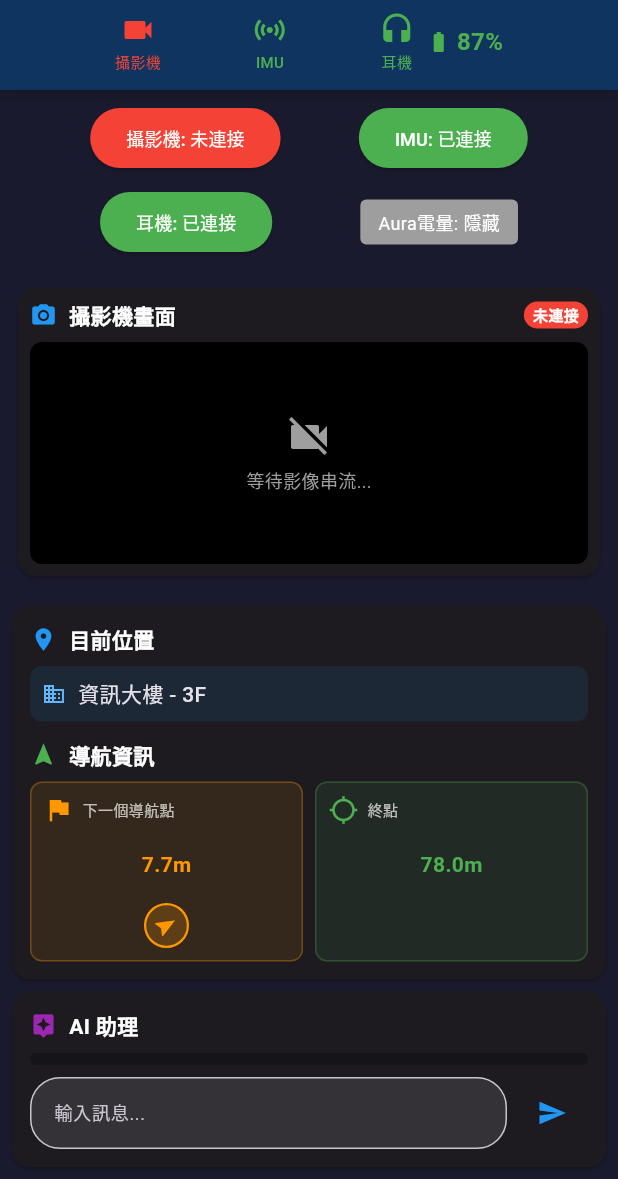
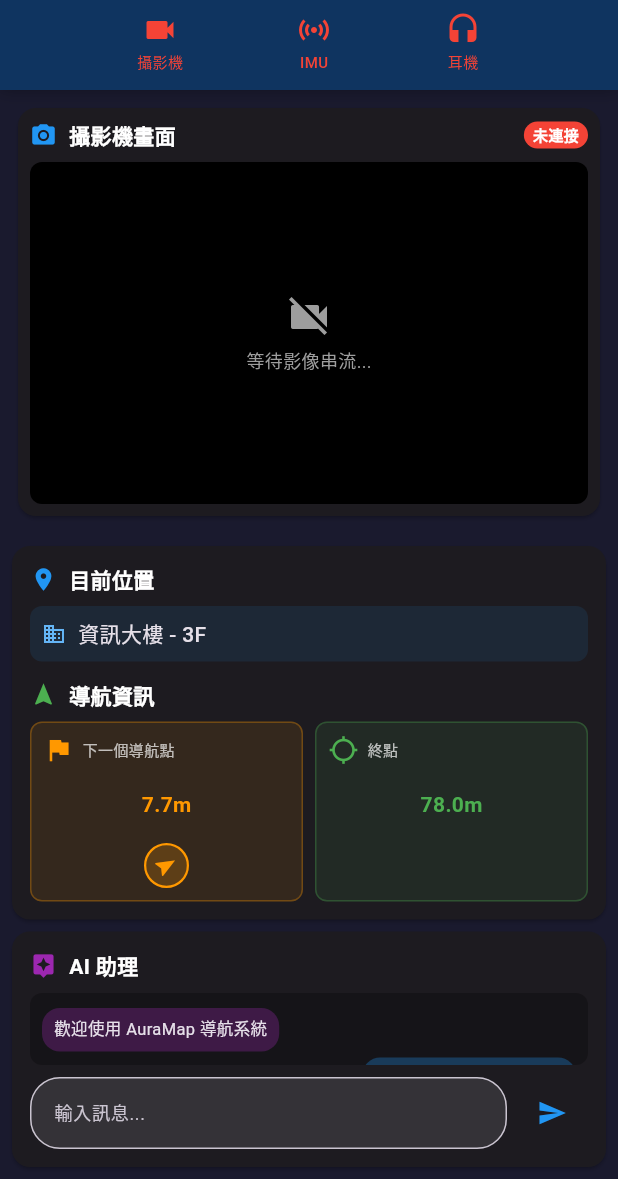
Before and after one commit to Raiden1121/AuraMapUser, a Flutter app: the screen it shows after launch, on a phone screen of 412 x 824 dp, the part 57-1236 px from its top. Run offline on Flutter 3.47's test engine with Material 3 defaults, Android fonts, the phone set to English and light mode, and no system bars.

Commit message:
delete test button

```diff
--- a/lib/main.dart
+++ b/lib/main.dart
@@ -47,8 +47,8 @@ class _AuraMapScreenState extends State<AuraMapScreen> {
   // 資料狀態
   Uint8List? _lastFrame;
   bool _cameraConnected = false;
-  bool _imuConnected = true; // 測試用：模擬IMU已連接
-  bool _audioConnected = true; // 測試用：模擬耳機已連接
+  bool _imuConnected = false;
+  bool _audioConnected = false;
 
   // 模擬數據（實際應用時替換為真實數據）
   String _currentBuilding = "資訊大樓";
@@ -83,9 +83,10 @@ class _AuraMapScreenState extends State<AuraMapScreen> {
     await _imu.start();
     _imuSub = _imu.stream.listen(
       (pkt) {
-        setState(() {
-          _imuConnected = true;
-        });
+        // 暫時註釋掉自動連接，用於測試
+        // setState(() {
+        //   _imuConnected = true;
+        // });
       },
       onError: (e) {
         setState(() => _imuConnected = false);
@@ -97,7 +98,8 @@ class _AuraMapScreenState extends State<AuraMapScreen> {
       (jpeg) {
         setState(() {
           _lastFrame = jpeg;
-          _cameraConnected = true;
+          // 暫時註釋掉自動連接，用於測試
+          // _cameraConnected = true;
         });
       },
       onError: (e) {
@@ -175,9 +177,6 @@ class _AuraMapScreenState extends State<AuraMapScreen> {
             // 頂部狀態列
             _buildStatusBar(),
 
-            // 測試按鈕（僅用於測試）
-            _buildTestButtons(),
-
             // 攝影畫面
             _buildCameraView(),
 
@@ -188,90 +187,6 @@ class _AuraMapScreenState extends State<AuraMapScreen> {
             Expanded(child: _buildChatInterface()),
           ],
         ),
-      ),
-    );
-  }
-
-  // 測試按鈕（僅用於測試連接狀態）
-  Widget _buildTestButtons() {
-    return Container(
-      padding: const EdgeInsets.all(8),
-      child: Column(
-        children: [
-          Row(
-            mainAxisAlignment: MainAxisAlignment.spaceEvenly,
-            children: [
-              ElevatedButton(
-                onPressed: () {
-                  setState(() {
-                    _cameraConnected = !_cameraConnected;
-                  });
-                },
-                style: ElevatedButton.styleFrom(
-                  backgroundColor: _cameraConnected ? Colors.green : Colors.red,
-                ),
-                child: Text(
-                  _cameraConnected ? '攝影機: 已連接' : '攝影機: 未連接',
-                  style: const TextStyle(color: Colors.white, fontSize: 12),
-                ),
-              ),
-              ElevatedButton(
-                onPressed: () {
-                  setState(() {
-                    _imuConnected = !_imuConnected;
-                  });
-                },
-                style: ElevatedButton.styleFrom(
-                  backgroundColor: _imuConnected ? Colors.green : Colors.red,
-                ),
-                child: Text(
-                  _imuConnected ? 'IMU: 已連接' : 'IMU: 未連接',
-                  style: const TextStyle(color: Colors.white, fontSize: 12),
-                ),
-              ),
-            ],
-          ),
-          const SizedBox(height: 8),
-          Row(
-            mainAxisAlignment: MainAxisAlignment.spaceEvenly,
-            children: [
-              ElevatedButton(
-                onPressed: () {
-                  setState(() {
-                    _audioConnected = !_audioConnected;
-                  });
-                },
-                style: ElevatedButton.styleFrom(
-                  backgroundColor: _audioConnected ? Colors.green : Colors.red,
-                ),
-                child: Text(
-                  _audioConnected ? '耳機: 已連接' : '耳機: 未連接',
-                  style: const TextStyle(color: Colors.white, fontSize: 12),
-                ),
-              ),
-              // Aura電量顯示狀態指示
-              Container(
-                padding: const EdgeInsets.symmetric(
-                  horizontal: 12,
-                  vertical: 6,
-                ),
-                decoration: BoxDecoration(
-                  color:
-                      (_cameraConnected && _imuConnected)
-                          ? Colors.green
-                          : Colors.grey,
-                  borderRadius: BorderRadius.circular(4),
-                ),
-                child: Text(
-                  (_cameraConnected && _imuConnected)
-                      ? 'Aura電量: 顯示'
-                      : 'Aura電量: 隱藏',
-                  style: const TextStyle(color: Colors.white, fontSize: 12),
-                ),
-              ),
-            ],
-          ),
-        ],
       ),
     );
   }
@@ -402,7 +317,7 @@ class _AuraMapScreenState extends State<AuraMapScreen> {
   // 攝影畫面
   Widget _buildCameraView() {
     return Container(
-      height: 200,
+      height: 280, // 增加高度以符合16:9比例
       margin: const EdgeInsets.all(8),
       child: Card(
         child: Container(
```
